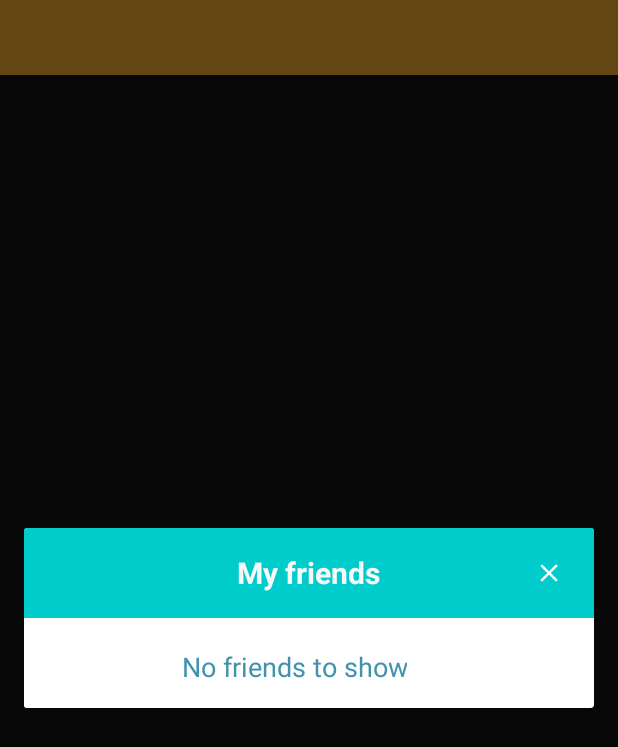
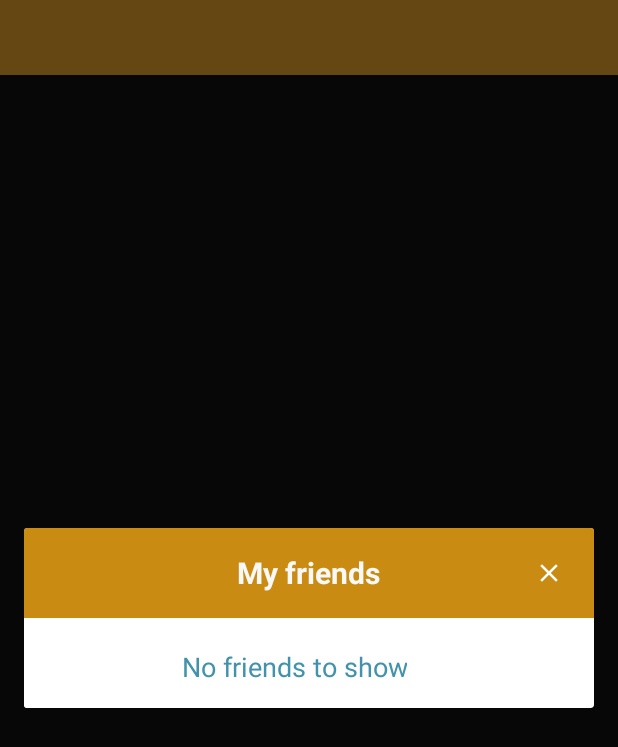
Before and after one commit to nati888/GamersArc, an Android app: the fragment InviteFriendsDialog placed in its activity, on a phone screen of 412 x 824 dp. Shown: the top 747 px of the screen. Run offline under Robolectric (Android 15) with nearby library versions, the phone set to English and light mode, and no system bars; our stand-ins replace CircleImageView, Firebase (no records; nobody signed in at launch, a user with empty details on screens opened directly); pictures from the network do not load; 1 statement that could not run was skipped.

Commit message:
design.v4

```diff
--- a/GamersArc/app/src/main/res/layout/friends_tab_fragment.xml
+++ b/GamersArc/app/src/main/res/layout/friends_tab_fragment.xml
@@ -3,6 +3,7 @@
     android:layout_width="match_parent"
     android:layout_height="match_parent"
     android:id="@+id/swipeRefreshFriendsTab"
+    android:background="@color/black"
     xmlns:android="http://schemas.android.com/apk/res/android">
     <androidx.recyclerview.widget.RecyclerView
         android:layout_width="match_parent"
--- a/GamersArc/app/src/main/res/layout/invite_friends_cell.xml
+++ b/GamersArc/app/src/main/res/layout/invite_friends_cell.xml
@@ -27,7 +27,7 @@
             android:layout_height="wrap_content"
             android:text="@string/rami"
             android:textStyle="bold"
-            android:textColor="@color/DarkBlue"
+            android:textColor="@color/yellow"
             android:textSize="18sp"
             android:layout_marginBottom="5dp"
             android:id="@+id/myFriendName"/>
@@ -44,7 +44,7 @@
             android:layout_toEndOf="@+id/locationIcon"
             android:text="45"
             android:textSize="15sp"
-            android:textColor="@color/lightBlue2"
+            android:textColor="@color/yellow"
             android:layout_below="@+id/myFriendName"
             android:layout_marginStart="3dp"/>
         <TextView
@@ -53,7 +53,7 @@
             android:layout_toEndOf="@+id/distanceTV"
             android:text="@string/meters_away"
             android:textSize="15sp"
-            android:textColor="@color/lightBlue2"
+            android:textColor="@color/yellow"
             android:layout_below="@+id/myFriendName"
             android:layout_marginStart="3dp"/>
 
--- a/GamersArc/app/src/main/res/layout/invite_friends_dialog.xml
+++ b/GamersArc/app/src/main/res/layout/invite_friends_dialog.xml
@@ -6,7 +6,7 @@
 
     <RelativeLayout
         android:layout_width="match_parent"
-        android:background="@color/lightBlue"
+        android:background="@color/dark_yellow"
         android:layout_height="60dp"
         android:id="@+id/myFriendsDialogTitle">
         <TextView
@@ -35,6 +35,7 @@
         android:layout_width="match_parent"
         android:layout_height="300dp"
         android:id="@+id/myFriendsRecycler"
+        android:background="@color/black"
         />
 
     <RelativeLayout
@@ -62,11 +63,11 @@
 
     <RelativeLayout
         android:layout_width="match_parent"
-        android:background="#ffffff"
+        android:background="@color/gray"
         android:layout_height="60dp"
         android:id="@+id/done_Layout"
         android:gravity="center_vertical"
-        android:layout_marginEnd="20dp">
+        >
 
 
 
@@ -80,7 +81,8 @@
             android:textAllCaps="false"
             android:textSize="18sp"
             android:background="@drawable/blue_btn"
-            android:id="@+id/doneBtnFriendDialog" />
+            android:id="@+id/doneBtnFriendDialog"
+            android:layout_marginEnd="20dp"/>
 
 
     </RelativeLayout>
--- a/GamersArc/app/src/main/res/values/strings.xml
+++ b/GamersArc/app/src/main/res/values/strings.xml
@@ -86,7 +86,7 @@
     <string name="event2">Join upcoming events near you</string>
     <string name="event3">or create your own events!</string>
     <string name="get_started">Get started!</string>
-    <string name="create_new_event">Create New Play</string>
+    <string name="create_new_event">Create New event</string>
     <string name="date">Date</string>
     <string name="time">Time</string>
     <string name="location">Location</string>
@@ -171,6 +171,7 @@
     <string name="gamer_type">Gamer type</string>
     <string name="console">Console</string>
     <string name="pc">PC</string>
+    <string name="game_event">Game</string>
 
 
 </resources>
```
Also changed, not shown: GamersArc/app/src/main/res/layout/invitation_cell.xml (+16 -15 lines), GamersArc/app/src/main/res/layout/managed_cell.xml (+4 -5 lines), 1 other file.
